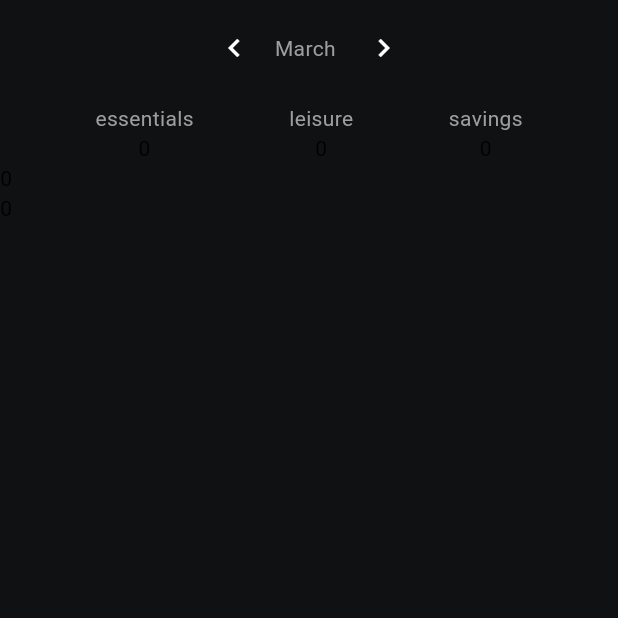
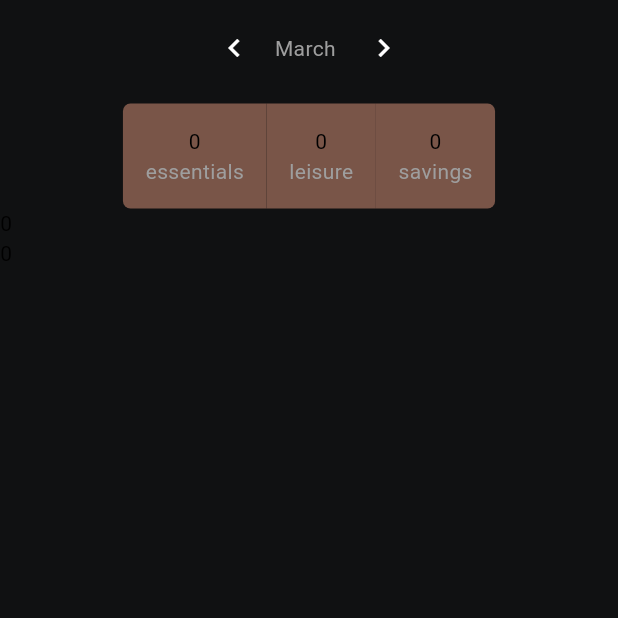
Before and after one commit to ahofmeister/frugalistic-flutter, a Flutter app: the HomeScreen screen opened directly, on a phone screen of 412 x 824 dp, the top half of it. Run offline on Flutter 3.47's test engine with Material 3 defaults, Android fonts, the phone set to English and light mode, and no system bars; our stand-ins replace flutter_dotenv, flutter_riverpod, freezed_annotation, riverpod_annotation, supabase_flutter; accounts and stored records are empty; generated files the repository leaves out were written again.

Commit message:
Add box for divisions

```diff
--- a/lib/transactions/home_screen.dart
+++ b/lib/transactions/home_screen.dart
@@ -55,7 +55,9 @@ class _HomeScreenState extends ConsumerState<HomeScreen> {
               ),
             ],
           ),
-          SizedBox(height: 25,),
+          const SizedBox(
+            height: 25,
+          ),
           const TransactionDivisions(),
           if (!transactions.isLoading)
             Row(
@@ -83,7 +85,7 @@ class _HomeScreenState extends ConsumerState<HomeScreen> {
 }
 
 class TransactionDivisions extends ConsumerWidget {
-  const TransactionDivisions({Key? key});
+  const TransactionDivisions({super.key});
 
   @override
   Widget build(BuildContext context, WidgetRef ref) {
@@ -94,16 +96,33 @@ class TransactionDivisions extends ConsumerWidget {
         return Column(
           children: [
             Row(
-              mainAxisAlignment: MainAxisAlignment.spaceEvenly,
+              mainAxisAlignment: MainAxisAlignment.center,
               children: value.entries.map((entry) {
-                    final division = entry.key;
-                    final amount = entry.value;
+                final division = entry.key;
+                final amount = entry.value;
 
-                    return Column(
-                      children: [Text(division.name), TransactionAmount(amount: amount)],
-                    );
-                  }).toList() ??
-                  [],
+                final isFirstItem = division == value.entries.first.key;
+                final isLastItem = division == value.entries.last.key;
+                var roundedBorderValue = 5.0;
+                return Container(
+                  padding: const EdgeInsets.all(15),
+                  decoration: BoxDecoration(
+                    borderRadius: BorderRadius.only(
+                      topLeft: Radius.circular(isFirstItem ? roundedBorderValue : 0),
+                      topRight: Radius.circular(isLastItem ? roundedBorderValue : 0),
+                      bottomLeft: Radius.circular(isFirstItem ? roundedBorderValue : 0),
+                      bottomRight: Radius.circular(isLastItem ? roundedBorderValue : 0),
+                    ),
+                    color: Colors.brown,
+                  ),
+                  child: Column(
+                    children: [
+                      TransactionAmount(amount: amount),
+                      Text(division.name),
+                    ],
+                  ),
+                );
+              }).toList(),
             ),
           ],
         );
```
